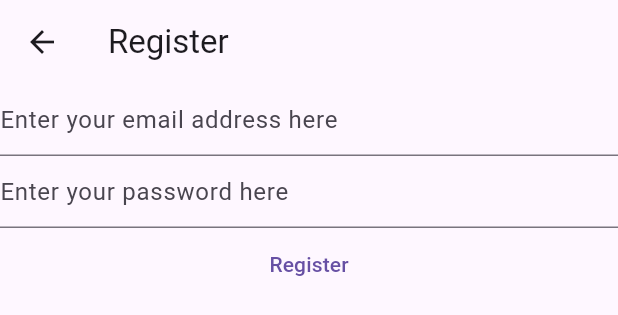
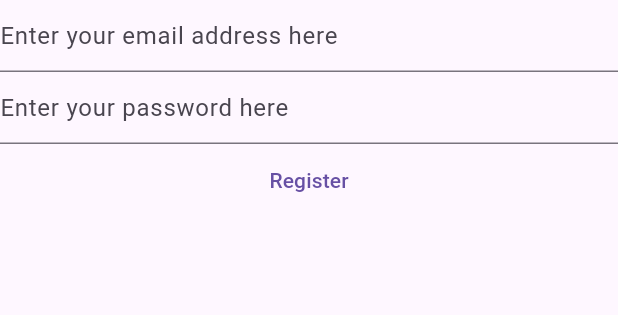
Before and after one commit to Pawankumar-1998/Notes_Application, a Flutter app: the RegisterView widget shown alone on an empty page, opened directly, on a phone screen of 412 x 824 dp. Shown: the top 315 px of the screen. Run offline on Flutter 3.47's test engine with Material 2 defaults, Android fonts, the phone set to English and light mode, and no system bars; our stand-ins replace firebase_auth, firebase_core; accounts and stored records are empty.

Commit message:
added verifyemail widget and removed the repetative code in the login and register view

```diff
--- a/lib/views/register_view.dart
+++ b/lib/views/register_view.dart
@@ -33,18 +33,7 @@ class _RegisterViewState extends State<RegisterView> {
 
   @override
   Widget build(BuildContext context) {
-    return Scaffold(
-      appBar: AppBar(
-        title: const Text("Register"),
-      ),
-      body: FutureBuilder(
-        future: Firebase.initializeApp(
-          options: DefaultFirebaseOptions.currentPlatform,
-        ),
-        builder: (context, snapshot) {
-          switch (snapshot.connectionState) {
-            case ConnectionState.done:
-              return Column(
+    return Column(
                 children: [
                   TextField(
                     controller: _email,
@@ -87,12 +76,5 @@ class _RegisterViewState extends State<RegisterView> {
                   ),
                 ],
               );
-
-            default:
-              return const Text("Loading ...");
-          }
-        },
-      ),
-    );
   }
 }
```
Also changed, not shown: lib/main.dart (+35 -8 lines), lib/views/login_view.dart (+5 -27 lines).
